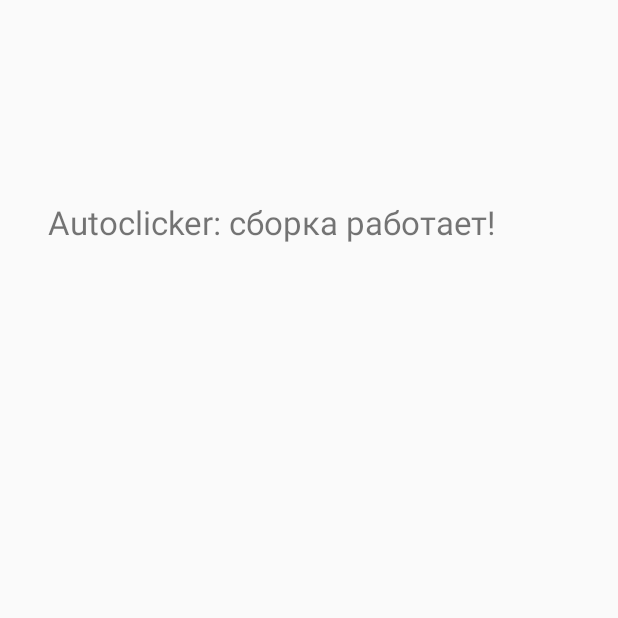
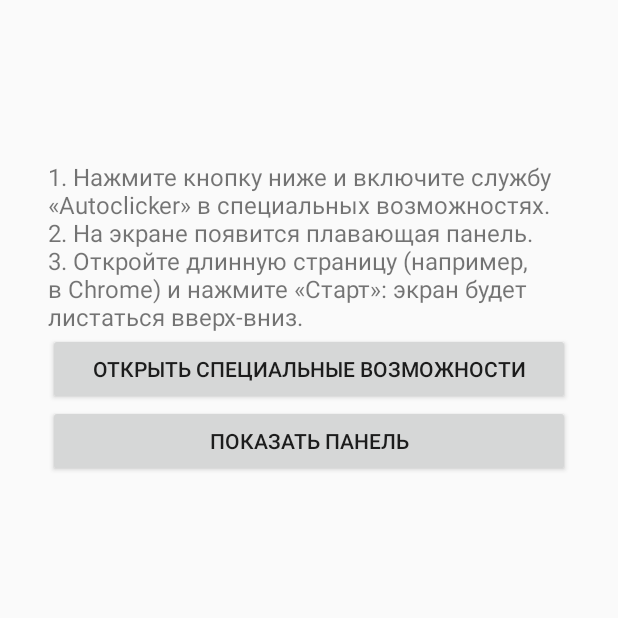
Before and after one commit to Jellyboy128/Autoclicker, an Android app: the screen it shows after launch (MainActivity), on a phone screen of 412 x 824 dp, the top half of it. Run offline under Robolectric (Android 15) with nearby library versions, the phone set to English and light mode, and no system bars.

Commit message:
Update MainActivity.kt

```diff
--- a/app/src/main/java/com/example/autoclicker/MainActivity.kt
+++ b/app/src/main/java/com/example/autoclicker/MainActivity.kt
@@ -1,16 +1,47 @@
 package com.example.autoclicker
 
 import android.app.Activity
+import android.content.Intent
 import android.os.Bundle
+import android.provider.Settings
+import android.widget.Button
+import android.widget.LinearLayout
 import android.widget.TextView
+import android.widget.Toast
 
 class MainActivity : Activity() {
     override fun onCreate(savedInstanceState: Bundle?) {
         super.onCreate(savedInstanceState)
-        val tv = TextView(this)
-        tv.text = "Autoclicker: сборка работает!"
-        tv.textSize = 22f
-        tv.setPadding(48, 200, 48, 48)
-        setContentView(tv)
+        val root = LinearLayout(this)
+        root.orientation = LinearLayout.VERTICAL
+        root.setPadding(48, 160, 48, 48)
+
+        val info = TextView(this)
+        info.text = "1. Нажмите кнопку ниже и включите службу «Autoclicker» в специальных возможностях.\n" +
+            "2. На экране появится плавающая панель.\n" +
+            "3. Откройте длинную страницу (например, в Chrome) и нажмите «Старт»: экран будет листаться вверх-вниз."
+        info.textSize = 16f
+        root.addView(info)
+
+        val b1 = Button(this)
+        b1.text = "Открыть специальные возможности"
+        b1.setOnClickListener {
+            startActivity(Intent(Settings.ACTION_ACCESSIBILITY_SETTINGS))
+        }
+        root.addView(b1)
+
+        val b2 = Button(this)
+        b2.text = "Показать панель"
+        b2.setOnClickListener {
+            val s = ClickService.instance
+            if (s != null) {
+                s.showPanel()
+            } else {
+                Toast.makeText(this, "Сначала включите службу", Toast.LENGTH_LONG).show()
+            }
+        }
+        root.addView(b2)
+
+        setContentView(root)
     }
 }
```
